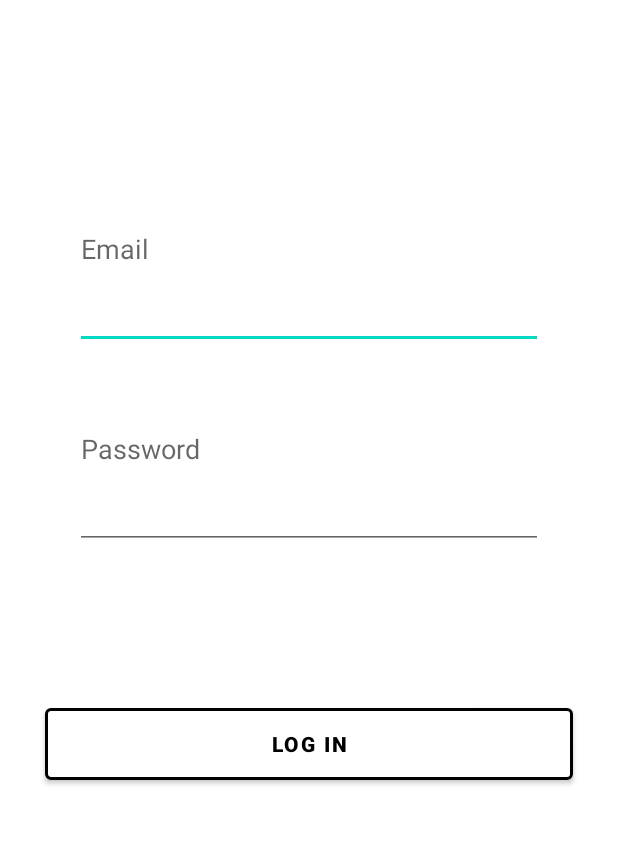
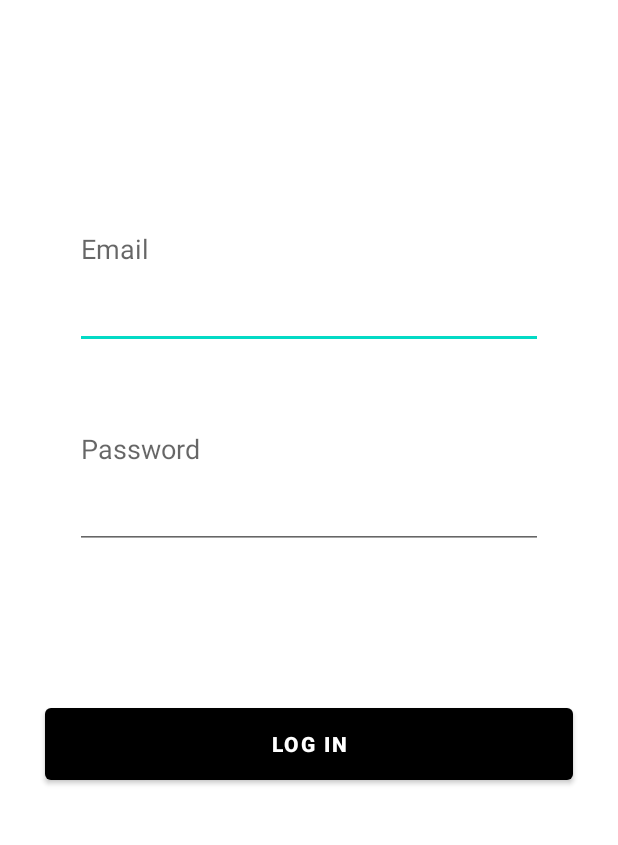
Before and after one commit to habumi932/booktrade, an Android app: the LoginActivity screen opened directly, with no data from a screen before it, on a phone screen of 412 x 824 dp, the part 297-1142 px from its top. Run offline under Robolectric (Android 15) with nearby library versions, the phone set to English and light mode, and no system bars; our stand-ins replace Firebase (no records; nobody signed in at launch, a user with empty details on screens opened directly); 2 statements that could not run were skipped.

Commit message:
Add Firebase login logic to backend

```diff
--- a/app/src/main/java/com/hangbui/booktrade/LoginActivity.java
+++ b/app/src/main/java/com/hangbui/booktrade/LoginActivity.java
@@ -1,14 +1,63 @@
 package com.hangbui.booktrade;
 
+import androidx.annotation.NonNull;
 import androidx.appcompat.app.AppCompatActivity;
 
+import android.content.Intent;
 import android.os.Bundle;
+import android.util.Log;
+import android.view.View;
+import android.widget.EditText;
+import android.widget.Toast;
+
+import com.google.android.gms.tasks.OnCompleteListener;
+import com.google.android.gms.tasks.Task;
+import com.google.firebase.auth.AuthResult;
+import com.google.firebase.auth.FirebaseAuth;
+import com.google.firebase.auth.FirebaseUser;
+import com.hangbui.booktrade.databinding.ActivityLoginBinding;
 
 public class LoginActivity extends AppCompatActivity {
+
+    private ActivityLoginBinding binding;
+    private FirebaseAuth mAuth;
+
+    private View.OnClickListener button_login_clickListener = new View.OnClickListener() {
+
+        EditText email = binding.editTextEmail;
+        EditText password = binding.editTextPassword;
+        public void onClick(View v) {
+            mAuth.signInWithEmailAndPassword(email.getText().toString(), password.getText().toString())
+                    .addOnCompleteListener(LoginActivity.this, new OnCompleteListener<AuthResult>() {
+                        @Override
+                        public void onComplete(@NonNull Task<AuthResult> task) {
+                            if (task.isSuccessful()) {
+                                // Sign in success, go to home page
+                                Log.d("Login", "signInWithEmail:success");
+                                FirebaseUser user = mAuth.getCurrentUser();
+                                Intent theIntent = new Intent(LoginActivity.this, HomeActivity.class);
+                                startActivity(theIntent);
+                            } else {
+                                // If sign in fails, display a message to the user.
+                                Log.w("Login", "signInWithEmail:failure", task.getException());
+                                Toast.makeText(LoginActivity.this, "Authentication failed.",
+                                        Toast.LENGTH_LONG).show();
+                            }
+                        }
+                    });
+
+            Intent theIntent = new Intent(LoginActivity.this, HomeActivity.class);
+            startActivity(theIntent);
+        }
+    };
 
     @Override
     protected void onCreate(Bundle savedInstanceState) {
         super.onCreate(savedInstanceState);
-        setContentView(R.layout.activity_login);
+        binding = ActivityLoginBinding.inflate(getLayoutInflater());
+        setContentView(binding.getRoot());
+
+        binding.buttonLogin.setOnClickListener(button_login_clickListener);
+        mAuth = FirebaseAuth.getInstance();
     }
 }
--- a/app/src/main/res/layout/activity_login.xml
+++ b/app/src/main/res/layout/activity_login.xml
@@ -47,7 +47,7 @@
         android:layout_marginEnd="50dp"
         android:layout_marginBottom="100dp"
         android:orientation="vertical"
-        app:layout_constraintBottom_toTopOf="@+id/button_register"
+        app:layout_constraintBottom_toTopOf="@+id/button_login"
         app:layout_constraintEnd_toEndOf="parent"
         app:layout_constraintStart_toStartOf="parent"
         app:layout_constraintTop_toBottomOf="@+id/linearLayout_app_name">
@@ -73,19 +73,17 @@
     </LinearLayout>
 
     <Button
-        android:id="@+id/button_register"
+        android:id="@+id/button_login"
         android:layout_width="0dp"
         android:layout_height="60dp"
         android:layout_marginStart="30dp"
         android:layout_marginEnd="30dp"
         android:layout_marginBottom="100dp"
         android:text="@string/button_login"
-        android:textColor="@color/black"
         android:textStyle="bold"
-        app:backgroundTint="@color/white"
-        app:strokeColor="@color/black"
-        app:strokeWidth="2dp"
+        app:backgroundTint="@color/black"
         app:layout_constraintBottom_toBottomOf="parent"
         app:layout_constraintEnd_toEndOf="parent"
         app:layout_constraintStart_toStartOf="parent" />
+
 </androidx.constraintlayout.widget.ConstraintLayout>
```
